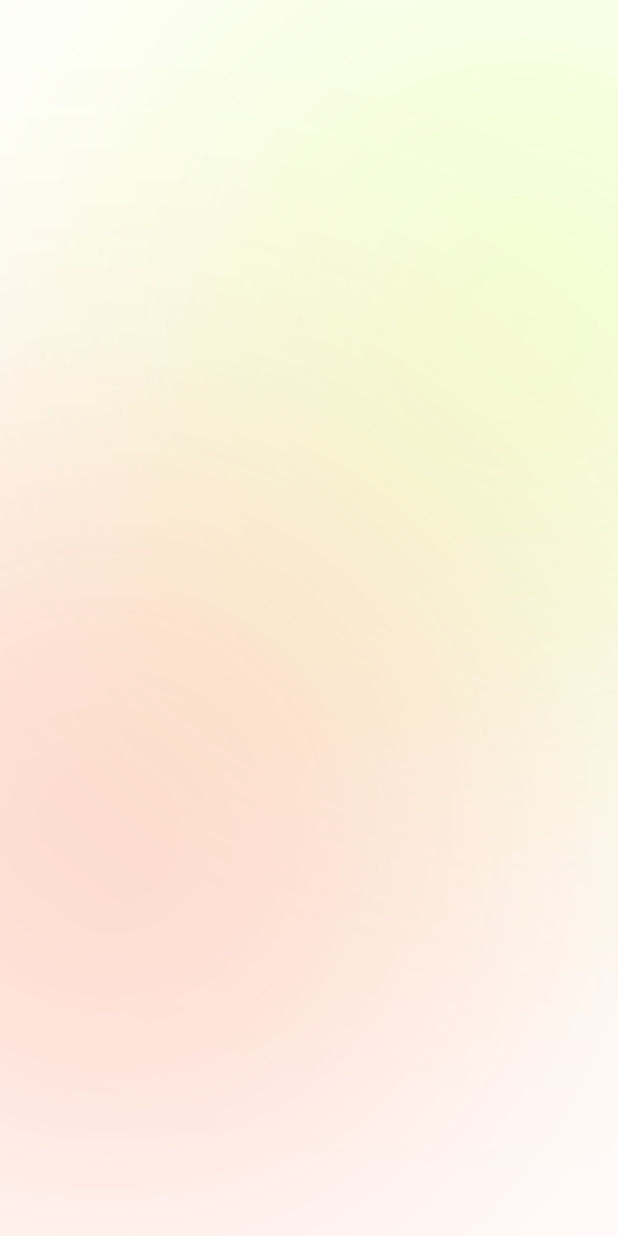
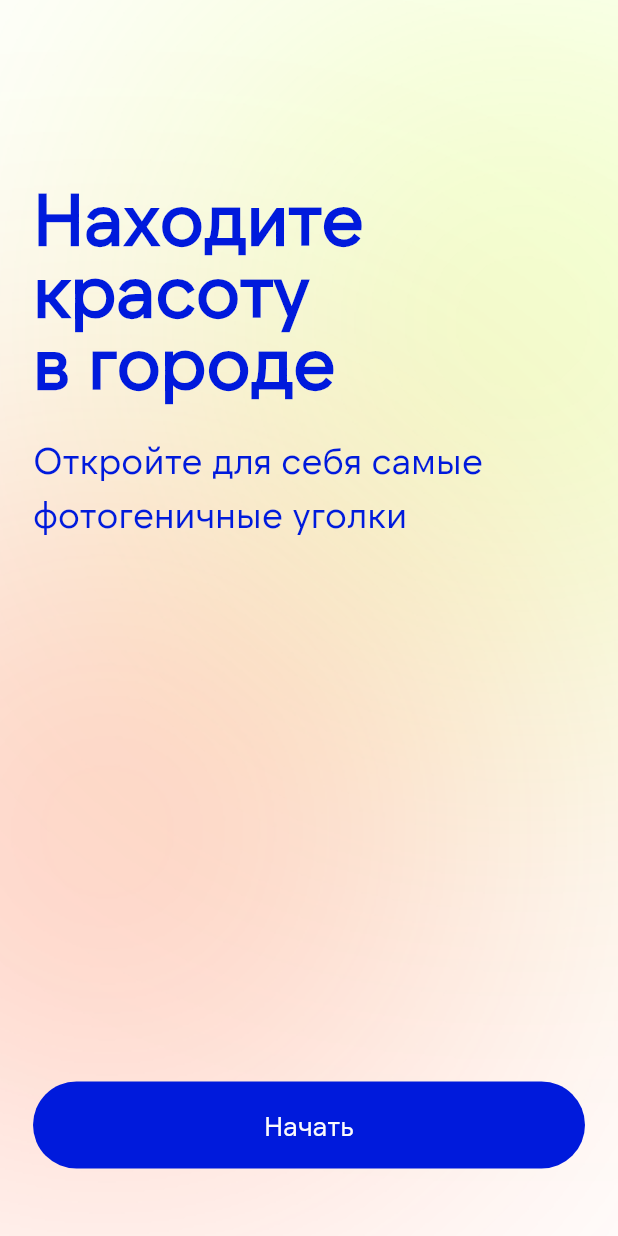
Before and after one commit to Mika2023/place_see_app_front, a Flutter app: the screen it shows after launch, on a phone screen of 412 x 824 dp. Run offline on Flutter 3.47's test engine with Material 3 defaults, Android fonts, the phone set to English and light mode, and no system bars; our stand-ins replace dio, flutter_secure_storage, hive, hive_flutter; accounts and stored records are empty.

Commit message:
исправила ошибку отображения

```diff
--- a/lib/features/onboarding/screen/onboarding_screen.dart
+++ b/lib/features/onboarding/screen/onboarding_screen.dart
@@ -10,6 +10,7 @@ class OnboardingScreen extends StatelessWidget{
   Widget build(BuildContext context) {
     return Scaffold(
       body: Stack(
+        fit: StackFit.expand,
         children: [
           OnboardingBackground(),
           OnboardingContent(),
--- a/lib/features/onboarding/screen/widgets/onboarding_background.dart
+++ b/lib/features/onboarding/screen/widgets/onboarding_background.dart
@@ -8,7 +8,8 @@ class OnboardingBackground extends StatelessWidget {
 
   @override
   Widget build(BuildContext context) {
-    return Stack(
+    return SizedBox.expand(
+      child: Stack(
         children: const [
           Positioned(
             left: 200,
@@ -21,6 +22,7 @@ class OnboardingBackground extends StatelessWidget {
             child: CustomCircle(state: AppCircleState.error,),
           ),
         ],
+      ),
     );
   }
 }
--- a/lib/features/onboarding/screen/widgets/onboarding_content.dart
+++ b/lib/features/onboarding/screen/widgets/onboarding_content.dart
@@ -18,23 +18,18 @@ class OnboardingContent extends StatelessWidget {
           child: Column(
             crossAxisAlignment: CrossAxisAlignment.start,
             children: [
-
               const SizedBox(height: 120,),
 
-              Flexible(
-                child: Text(
-                  'Находите\nкрасоту\nв городе',
-                  style: Theme.of(context).textTheme.headlineLarge,
-                ),
+              Text(
+                'Находите\nкрасоту\nв городе',
+                style: Theme.of(context).textTheme.headlineLarge,
               ),
 
               const SizedBox(height: 24,),
 
-              Flexible(
-                child: Text(
-                  'Откройте для себя самые\nфотогеничные уголки',
-                  style: Theme.of(context).textTheme.bodyLarge,
-                ),
+              Text(
+                'Откройте для себя самые\nфотогеничные уголки',
+                style: Theme.of(context).textTheme.bodyLarge,
               ),
 
               const Spacer(),
@@ -45,10 +40,10 @@ class OnboardingContent extends StatelessWidget {
                 buttonStyle: AppButtonStyle.dark,
               ),
 
-              const SizedBox(height: 32,),
+              const SizedBox(height: 45,),
             ],
           ),
-        )
+        ),
     );
   }
 }
--- a/lib/main.dart
+++ b/lib/main.dart
@@ -1,10 +1,9 @@
 import 'package:flutter/material.dart';
+import 'package:flutter/services.dart';
 import 'package:hive_flutter/hive_flutter.dart';
 import 'package:place_see_app/core/auth/auth_state.dart';
 import 'package:place_see_app/features/auth/screen/login_screen.dart';
 import 'package:place_see_app/features/auth/service/auth_service.dart';
-import 'package:place_see_app/features/auth/view_model/login_view_model.dart';
-import 'package:place_see_app/features/auth/view_model/registration_view_model.dart';
 import 'package:place_see_app/features/main_screens/categories/screen/categories_screen.dart';
 import 'package:place_see_app/features/onboarding/screen/onboarding_screen.dart';
 import 'package:place_see_app/core/local_storage/app_settings.dart';
@@ -12,6 +11,7 @@ import 'package:place_see_app/core/local_storage/token_storage.dart';
 import 'package:place_see_app/core/network/dio_client.dart';
 import 'package:place_see_app/features/onboarding/service/onboarding_service.dart';
 import 'package:place_see_app/features/onboarding/view_model/onboarding_view_model.dart';
+import 'package:place_see_app/ui/theme/app_colors.dart';
 import 'package:place_see_app/ui/theme/theme.dart';
 import 'package:provider/provider.dart';
 
@@ -20,6 +20,15 @@ void main() async {
 
   await Hive.initFlutter();
   await Hive.openBox('settings');
+
+  SystemChrome.setEnabledSystemUIMode(SystemUiMode.edgeToEdge);
+
+  SystemChrome.setSystemUIOverlayStyle(const SystemUiOverlayStyle(
+    statusBarColor: Colors.transparent,
+    systemNavigationBarColor: Colors.transparent,
+    systemNavigationBarDividerColor: Colors.transparent,
+    systemNavigationBarIconBrightness: Brightness.dark,
+  ));
 
   runApp(const MyApp());
 }
@@ -83,7 +92,11 @@ class AppRoot extends StatelessWidget {
     return MaterialApp(
       theme: appTheme,
       debugShowCheckedModeBanner: false,
-      home: () {
+      home: Scaffold(
+        backgroundColor: AppColors.primary,
+        extendBodyBehindAppBar: true,
+        body: SizedBox.expand(
+          child: () {
             if (!appSettings.getIsOnboardingCompleted()) {
               return const OnboardingScreen();
             }
@@ -97,6 +110,8 @@ class AppRoot extends StatelessWidget {
                 return const OnboardingScreen();
             }
           } (),
+        ),
+      )
     );
   }
 }
--- a/lib/ui/theme/app_colors.dart
+++ b/lib/ui/theme/app_colors.dart
@@ -1,14 +1,14 @@
 import 'package:flutter/material.dart';
 
 class AppColors {
-  static const primary = Color(0x00fbfbfb);
-  static const secondary = Color(0x00001ADC);
-  static const accentOne = Color(0x00C1FF11);
-  static const accentTwo = Color(0x00FF6438);
-  static const additionalOne = Color(0x00EFF1FB);
-  static const additionalTwo = Color(0x00C9D4FB);
-  static const disabledDark = Color(0x60001ADC);
-  static const disabledLight = Color(0x60C1FF11);
-  static const successGreen = Color(0x008AE500);
-  static const darkRed = Color(0x00FF3700);
+  static const primary = Color(0xfffbfbfb);
+  static const secondary = Color(0xff001ADC);
+  static const accentOne = Color(0xffC1FF11);
+  static const accentTwo = Color(0xffFF6438);
+  static const additionalOne = Color(0xffEFF1FB);
+  static const additionalTwo = Color(0xffC9D4FB);
+  static const disabledDark = Color(0xaa001ADC);
+  static const disabledLight = Color(0xaaC1FF11);
+  static const successGreen = Color(0xff8AE500);
+  static const darkRed = Color(0xffFF3700);
 }
--- a/lib/ui/widget/decoration/custom_circle.dart
+++ b/lib/ui/widget/decoration/custom_circle.dart
@@ -36,10 +36,9 @@ class CustomCircle extends StatelessWidget {
               colors: [
                 color.withValues(alpha: 1.0),
                 color.withValues(alpha: 0.8),
-                color.withValues(alpha: 0.3),
                 color.withValues(alpha: 0.0),
               ],
-              stops: const [0.0, 0.8, 0.9, 1.0],
+              stops: const [0.0, 0.9, 1.0],
             ),
           ),
         ),
```
Also changed, not shown: lib/ui/theme/app_typography.dart (+16 -14 lines), pubspec.yaml (+8 -0 lines), assets/fonts/01_NTSomic-Regular.ttf (added), assets/fonts/02_NTSomic-Medium.ttf (added), assets/fonts/03_NTSomic-Bold.ttf (added), pubspec.lock. Lines whose indentation alone changed are shown as unchanged.
